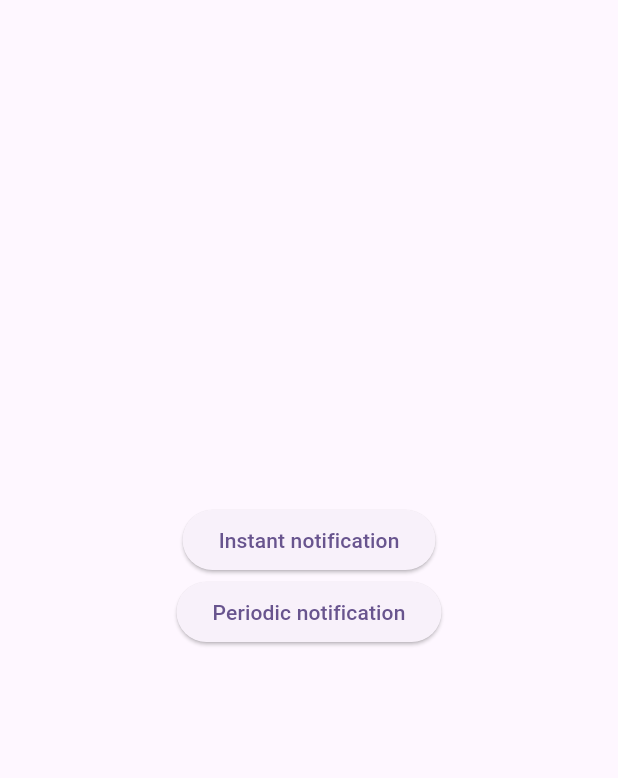
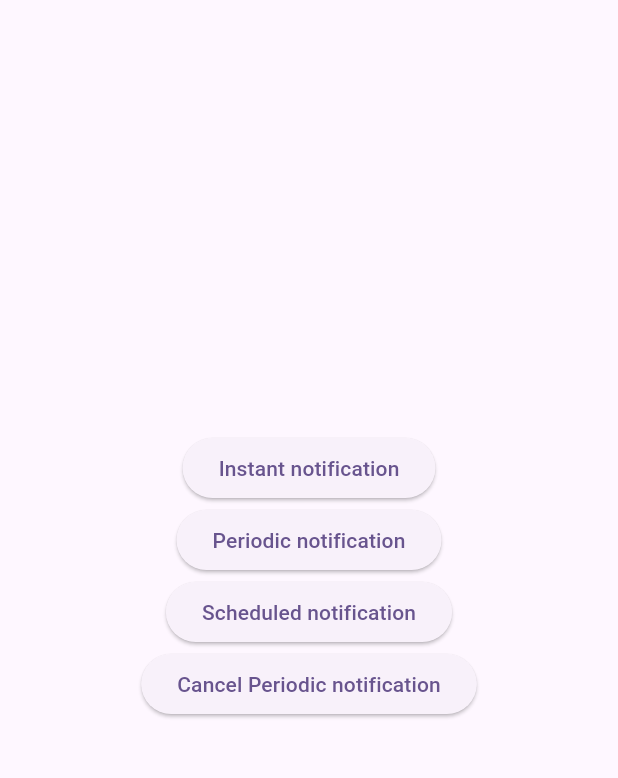
Before and after one commit to mahmoudsfares/push_notifications_sample, a Flutter app: the screen it shows after launch, on a phone screen of 412 x 824 dp, the part 84-862 px from its top. Run offline on Flutter 3.47's test engine with Material 3 defaults, Android fonts, the phone set to English and light mode, and no system bars; our stand-ins replace flutter_local_notifications, fluttertoast, permission_handler, rxdart, timezone.

Commit message:
WIP: navigating to a specific screen when a notification is tapped

```diff
--- a/lib/main.dart
+++ b/lib/main.dart
@@ -3,6 +3,7 @@ import 'package:flutter_local_notifications/flutter_local_notifications.dart';
 import 'package:fluttertoast/fluttertoast.dart';
 import 'package:permission_handler/permission_handler.dart';
 import 'package:push_notifications_sample/local_notification_service.dart';
+import 'package:push_notifications_sample/second_screen.dart';
 
 void main() {
   runApp(const MyApp());
@@ -19,20 +20,45 @@ class MyApp extends StatelessWidget {
         useMaterial3: true,
       ),
       home: MyHomePage(),
+      routes: {
+        SecondScreen.routeName: (context) => const SecondScreen(),
+      },
     );
   }
 }
 
-class MyHomePage extends StatelessWidget {
+class MyHomePage extends StatefulWidget {
+
   // TODO 13: create an instance of the notification service class
   final LocalNotificationService _service = LocalNotificationService();
 
   MyHomePage({super.key});
 
   @override
+  State<MyHomePage> createState() => _MyHomePageState();
+}
+
+class _MyHomePageState extends State<MyHomePage> {
+
+  @override
+  void initState() {
+    super.initState();
+    // TODO 14: initialize notifications service
+    widget._service.init();
+
+    LocalNotificationService.notificationStream.stream.listen((String payload) {
+      Navigator.pushNamed(context, SecondScreen.routeName, arguments: payload);
+    });
+  }
+
+  @override
+  void dispose() {
+    // LocalNotificationService.notificationStream.close();
+    super.dispose();
+  }
+
+  @override
   Widget build(BuildContext context) {
-    // TODO 14: initialize notifications service
-    _service.init();
     return Scaffold(
       appBar: AppBar(
         backgroundColor: Theme.of(context).colorScheme.inversePrimary,
@@ -48,17 +74,25 @@ class MyHomePage extends StatelessWidget {
               onPressed: () => _triggerNotification(repeatInterval: RepeatInterval.everyMinute),
               child: const Text('Periodic notification'),
             ),
+            ElevatedButton(
+              onPressed: () => _triggerNotification(scheduledAfter: const Duration(seconds: 5)),
+              child: const Text('Scheduled notification'),
+            ),
+            ElevatedButton(
+              onPressed: () => widget._service.cancelAllNotifications(),
+              child: const Text('Cancel Periodic notification'),
+            ),
           ],
         ),
       ),
     );
   }
 
-  Future<void> _triggerNotification({RepeatInterval? repeatInterval}) async {
+  Future<void> _triggerNotification({Duration? scheduledAfter, RepeatInterval? repeatInterval}) async {
     if (await Permission.notification.isDenied) {
       Fluttertoast.showToast(msg: 'Notifications permission is denied');
       return;
     }
-    _service.showAndroidNotification('hey', 'this is a notification', repeatInterval: repeatInterval);
+    widget._service.showAndroidNotification('hey', 'this is a notification', payload: 'my payload', scheduledAfter: scheduledAfter, repeatInterval: repeatInterval);
   }
 }
--- a/pubspec.yaml
+++ b/pubspec.yaml
@@ -15,6 +15,7 @@ dependencies:
   flutter_local_notifications: ^16.3.2
   permission_handler: ^11.3.0
   fluttertoast: ^8.2.4
+  rxdart: ^0.27.7
 
 dev_dependencies:
   flutter_test:
```
Also changed, not shown: lib/local_notification_service.dart (+59 -7 lines), lib/second_screen.dart (added, +17 -0 lines), pubspec.lock, 1 other file.
